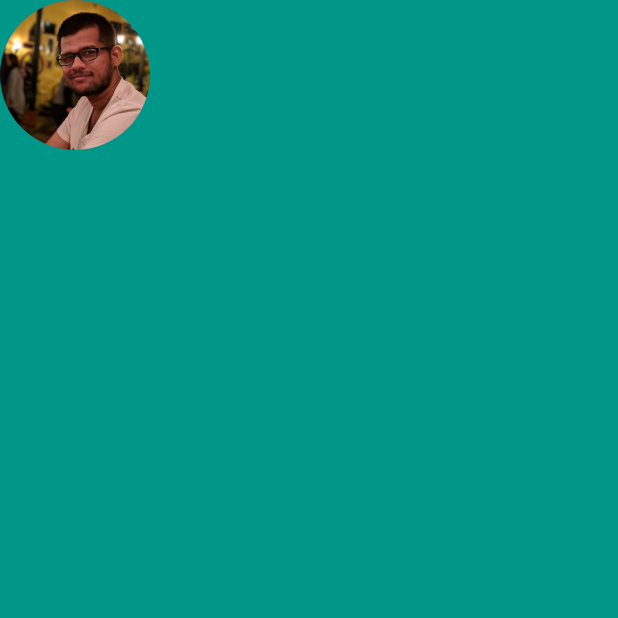
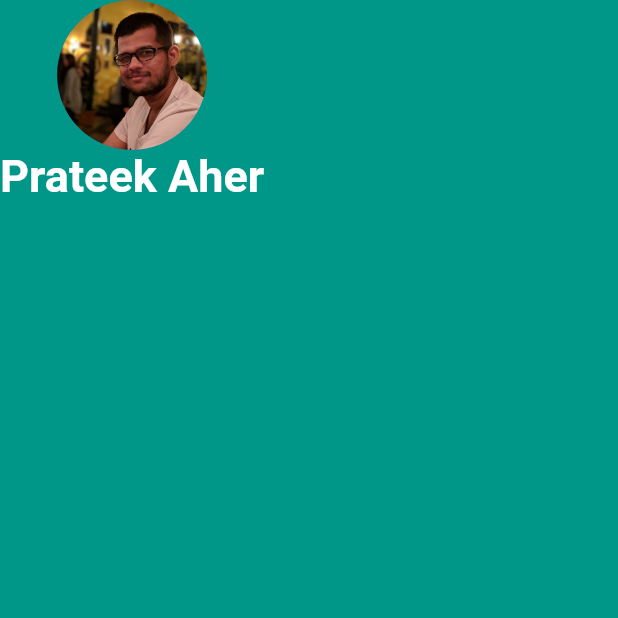
Before and after one commit to prateek-aher/LondonAppBrewery-FlutterCourse, a Flutter app: the screen it shows after launch, on a phone screen of 412 x 824 dp, the top half of it. Run offline on Flutter 3.47's test engine with Material 2 defaults, Android fonts, the phone set to English and light mode, and no system bars.

Commit message:
Name tag added below profile image

```diff
--- a/micard_challenge/lib/main.dart
+++ b/micard_challenge/lib/main.dart
@@ -18,6 +18,14 @@ class MyApp extends StatelessWidget {
                 backgroundImage:
                     AssetImage('images/IMG_20190613_032849_066.jpg'),
               ),
+              Text(
+                'Prateek Aher',
+                style: TextStyle(
+                  fontSize: 30,
+                  color: Colors.white,
+                  fontWeight: FontWeight.bold,
+                ),
+              ),
             ],
           ),
         ),
```
